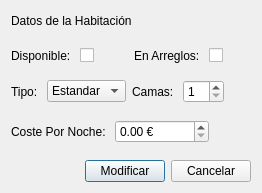
The window that Componentes_Visuales/Ventana_Estado_Habitacion/estadohabitacion.ui (Dennis-Villa/Gestor_Hotelero) describes before a commit, drawn with Qt 5.
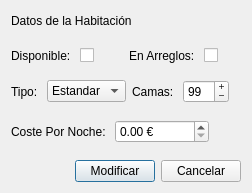
The same window after the commit.

Patch:
```diff
--- a/Componentes_Visuales/Ventana_Estado_Habitacion/estadohabitacion.ui
+++ b/Componentes_Visuales/Ventana_Estado_Habitacion/estadohabitacion.ui
@@ -6,7 +6,7 @@
    <rect>
     <x>0</x>
     <y>0</y>
-    <width>262</width>
+    <width>252</width>
     <height>193</height>
    </rect>
   </property>
@@ -124,7 +124,7 @@
     </spacer>
    </item>
    <item>
-    <layout class="QHBoxLayout" name="horizontalLayout_3">
+    <layout class="QHBoxLayout" name="horizontalLayout_3" stretch="1,8,1">
      <item>
       <layout class="QHBoxLayout" name="horizontalLayout_4">
        <item>
@@ -156,7 +156,7 @@
       </layout>
      </item>
      <item>
-      <layout class="QHBoxLayout" name="horizontalLayout_5">
+      <layout class="QHBoxLayout" name="horizontalLayout_5" stretch="1,10">
        <item>
         <widget class="QLabel" name="label_5">
          <property name="text">
@@ -166,6 +166,15 @@
        </item>
        <item>
         <widget class="QSpinBox" name="spinBoxCamas">
+         <property name="wrapping">
+          <bool>true</bool>
+         </property>
+         <property name="frame">
+          <bool>true</bool>
+         </property>
+         <property name="buttonSymbols">
+          <enum>QAbstractSpinBox::ButtonSymbols::PlusMinus</enum>
+         </property>
          <property name="minimum">
           <number>1</number>
          </property>
```
Left out of the diff: 2 changed lines with no effect on the pictures.
